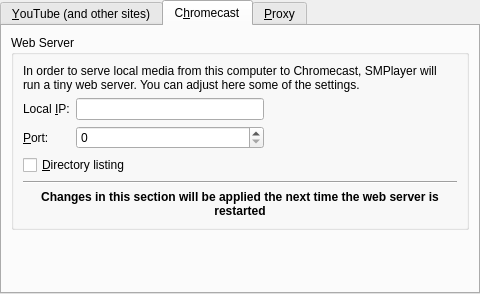
Qt form src/prefnetwork.ui (smplayer-dev/smplayer) before a commit.
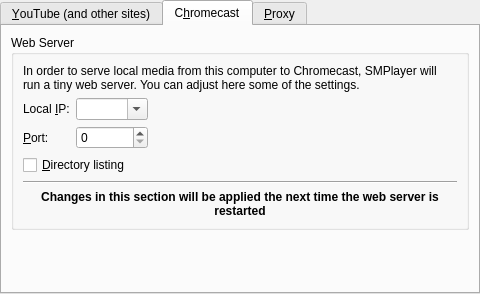
The same form after that commit. The open tabs and pages were chosen to show the change.

Commit message: Use a combobox for the local IP

```diff
--- a/src/prefnetwork.ui
+++ b/src/prefnetwork.ui
@@ -169,9 +169,6 @@
             </property>
            </widget>
           </item>
-          <item row="2" column="1">
-           <widget class="QLineEdit" name="local_ip_edit"/>
-          </item>
           <item row="4" column="0" colspan="3">
            <widget class="QCheckBox" name="directory_listing_check">
             <property name="text">
@@ -185,7 +182,7 @@
              <string>Local &amp;IP:</string>
             </property>
             <property name="buddy">
-             <cstring>local_ip_edit</cstring>
+             <cstring>local_ip_combo</cstring>
             </property>
            </widget>
           </item>
@@ -242,6 +239,13 @@
             </property>
            </widget>
           </item>
+          <item row="2" column="1">
+           <widget class="QComboBox" name="local_ip_combo">
+            <property name="editable">
+             <bool>true</bool>
+            </property>
+           </widget>
+          </item>
          </layout>
         </widget>
        </item>
```
Left out of the diff: 2 changed lines with no effect on the pictures. The commit also changes 2 other files.
